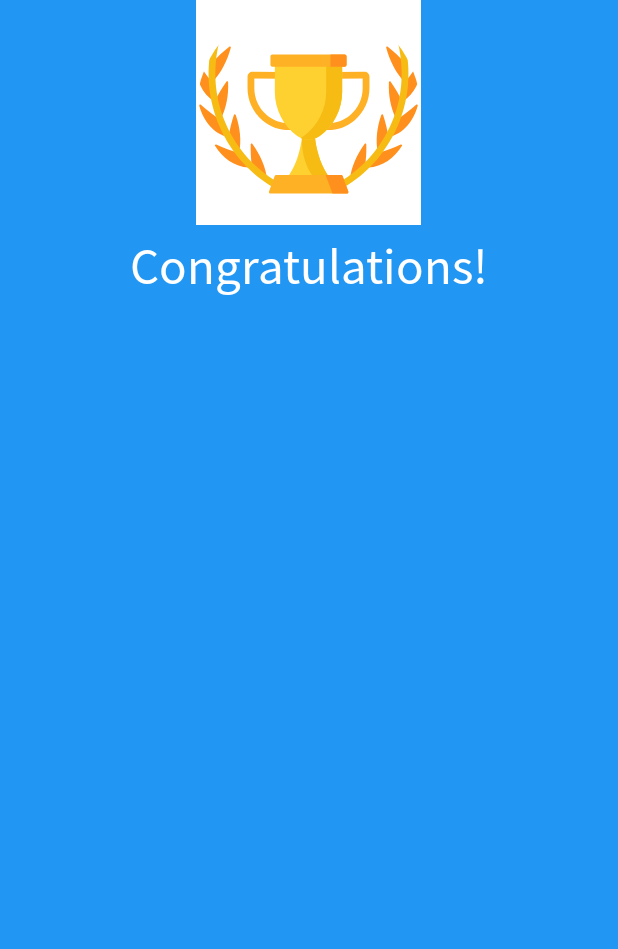
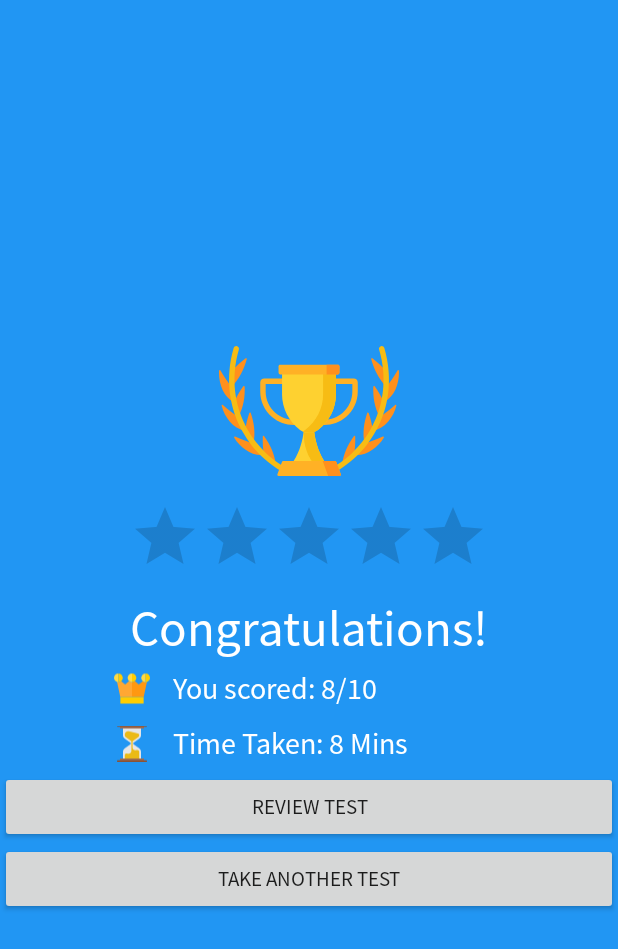
Before and after one commit to IMNCI/IMNCI, an Android app: the layout activity_after_test.xml on its own in the app's theme, with its tools: preview values and no code run, on a phone screen of 412 x 824 dp. Shown: the top 949 px of the screen. Run offline under Robolectric (Android 15) with nearby library versions, the phone set to English and light mode, and no system bars; plain views replace KonfettiView.

Commit message:
Finalised design

```diff
--- a/app/src/main/AndroidManifest.xml
+++ b/app/src/main/AndroidManifest.xml
@@ -165,7 +165,7 @@
         <activity android:name=".tests.TestMarkingActivity" />
         <activity android:name=".tests.ScoreboardActivity" />
         <activity android:name=".tests.AboutTestActivity" />
-        <activity android:name=".tests.AfterTestActivity"></activity>
+        <activity android:name=".tests.AfterTestActivity" android:theme="@style/NoActionBar"></activity>
     </application>
 
 </manifest>
--- /dev/null
+++ b/app/src/main/res/drawable/ic_crown_cartoon.xml
@@ -0,0 +1,12 @@
+<vector android:height="24dp" android:viewportHeight="495"
+    android:viewportWidth="495" android:width="24dp" xmlns:android="http://schemas.android.com/apk/res/android">
+    <path android:fillColor="#FF9811" android:pathData="M435,160c-14.48,0 -27.779,-5.157 -38.156,-13.729L341.32,193.65l-55.299,-47.696C275.591,154.712 262.154,160 247.5,160v205h160v2.139l45.225,-209.813C447.12,159.062 441.168,160 435,160z"/>
+    <path android:fillColor="#FFA733" android:pathData="M247.5,365V160c-14.655,0 -28.094,-5.289 -38.525,-14.049L153.68,193.65l-55.524,-47.379C87.779,154.843 74.48,160 60,160c-6.168,0 -12.12,-0.938 -17.725,-2.674L87.5,367.139V365H247.5z"/>
+    <path android:fillColor="#FFDA44" android:pathData="M60,40C26.916,40 0,66.916 0,100c0,26.916 17.817,49.748 42.275,57.326C47.88,159.062 53.832,160 60,160V40z"/>
+    <path android:fillColor="#FFCD00" android:pathData="M60,160c14.48,0 27.779,-5.157 38.156,-13.729C111.489,135.257 120,118.604 120,100c0,-33.084 -26.916,-60 -60,-60V160z"/>
+    <path android:fillColor="#FFDA44" android:pathData="M435,40c-33.084,0 -60,26.916 -60,60c0,18.604 8.511,35.257 21.844,46.271C407.221,154.843 420.52,160 435,160V40z"/>
+    <path android:fillColor="#FFCD00" android:pathData="M435,160c6.168,0 12.12,-0.938 17.725,-2.674C477.183,149.748 495,126.916 495,100c0,-33.084 -26.916,-60 -60,-60V160z"/>
+    <path android:fillColor="#FFDA44" android:pathData="M247.5,40c-33.084,0 -60,26.916 -60,60c0,18.429 8.358,34.936 21.475,45.951C219.406,154.711 232.845,160 247.5,160V40z"/>
+    <path android:fillColor="#FFCD00" android:pathData="M247.5,160c14.654,0 28.091,-5.288 38.521,-14.046C299.14,134.939 307.5,118.43 307.5,100c0,-33.084 -26.916,-60 -60,-60V160z"/>
+    <path android:fillColor="#FFCD00" android:pathData="M87.5,365h320v90h-320z"/>
+</vector>
--- /dev/null
+++ b/app/src/main/res/drawable/ic_hourglass.xml
@@ -0,0 +1,9 @@
+<vector android:height="24dp" android:viewportHeight="60"
+    android:viewportWidth="60" android:width="24dp" xmlns:android="http://schemas.android.com/apk/res/android">
+    <path android:fillColor="#E6E6E6" android:pathData="M41.857,22.096C43.82,20.786 45,18.582 45,16.222V5H15v11.222c0,2.36 1.18,4.564 3.143,5.874l9.319,6.843C27.8,29.187 28,29.581 28,30l0,0c0,0.419 -0.2,0.813 -0.537,1.061l-9.319,6.843C16.18,39.214 15,41.418 15,43.778V55h30V43.778c0,-2.36 -1.18,-4.564 -3.143,-5.874l-9.319,-6.843C32.2,30.813 32,30.419 32,30l0,0c0,-0.419 0.2,-0.813 0.537,-1.061L41.857,22.096z"/>
+    <path android:fillColor="#9E6C53" android:pathData="M10,55h40v4h-40z"/>
+    <path android:fillColor="#9E6C53" android:pathData="M10,1h40v4h-40z"/>
+    <path android:fillColor="#8A5336" android:pathData="M54,58h-4H6c-0.552,0 -1,0.447 -1,1s0.448,1 1,1h44h4c0.552,0 1,-0.447 1,-1S54.552,58 54,58z"/>
+    <path android:fillColor="#8A5336" android:pathData="M6,2h44h4c0.552,0 1,-0.447 1,-1s-0.448,-1 -1,-1h-4H6C5.448,0 5,0.447 5,1S5.448,2 6,2z"/>
+    <path android:fillColor="#EBBA16" android:pathData="M40.192,19.6C41.324,18.845 42,17.582 42,16.223v0c0,-1.306 -0.889,-2.445 -2.156,-2.762L24.791,9.698C21.342,8.835 18,11.444 18,15v1.223c0,1.359 0.676,2.622 1.808,3.377L29,26.346v15.877c0,3.63 -3.764,6.036 -7.058,4.511l0,0c-1.774,-0.821 -3.922,0.394 -3.941,2.349c0,0.014 0,0.027 0,0.041V55h24V43.777c0,-0.014 0,-0.027 0,-0.041c-0.019,-1.931 -1.889,-3.322 -3.791,-2.991l-2.049,0.357C33.466,41.571 31,39.497 31,36.763V26.346L40.192,19.6z"/>
+</vector>
--- a/app/src/main/res/layout/activity_after_test.xml
+++ b/app/src/main/res/layout/activity_after_test.xml
@@ -14,13 +14,18 @@
         android:layout_height="match_parent"
         android:orientation="vertical"
         android:background="@color/nice_blue"
-        android:gravity="center_horizontal">
-        <de.hdodenhof.circleimageview.CircleImageView
-            android:layout_width="150dp"
-            android:layout_height="150dp"
-            app:srcCompat="@drawable/ic_winner"
-            android:background="@color/colorWhite"/>
-
+        android:gravity="center">
+        <ImageView
+            android:layout_width="120dp"
+            android:layout_height="120dp"
+            app:srcCompat="@drawable/ic_winner"/>
+        <android.support.v7.widget.AppCompatRatingBar
+            android:layout_width="wrap_content"
+            android:layout_height="wrap_content"
+            android:layout_gravity="center"
+            android:numStars="5"
+            android:isIndicator="true"
+            android:stepSize="0.1"/>
         <TextView
             android:layout_width="match_parent"
             android:layout_height="wrap_content"
@@ -29,6 +34,69 @@
             android:text="Congratulations!"
             android:textAppearance="@style/Base.TextAppearance.AppCompat.Display1"
             android:textColor="@color/colorWhite"/>
+        <LinearLayout
+            android:layout_width="match_parent"
+            android:layout_height="wrap_content"
+            android:orientation="vertical"
+            android:layout_marginLeft="@dimen/spacing_large"
+            android:layout_marginRight="@dimen/spacing_large">
+            <LinearLayout
+                android:layout_width="match_parent"
+                android:layout_height="wrap_content"
+                android:orientation="horizontal"
+                android:padding="@dimen/spacing_medium">
+                <View
+                    android:layout_width="@dimen/spacing_xxxlarge"
+                    android:layout_height="match_parent" />
+                <ImageView
+                    android:layout_width="wrap_content"
+                    android:layout_height="match_parent"
+                    app:srcCompat="@drawable/ic_crown_cartoon"/>
+                <View
+                    android:layout_width="@dimen/spacing_large"
+                    android:layout_height="match_parent" />
+                <TextView
+                    android:layout_width="match_parent"
+                    android:layout_height="wrap_content"
+                    android:text="You scored: 8/10"
+                    android:textColor="@color/colorWhite"
+                    android:textAppearance="@style/Base.TextAppearance.AppCompat.Title"/>
+            </LinearLayout>
+            <LinearLayout
+                android:layout_width="match_parent"
+                android:layout_height="wrap_content"
+                android:orientation="horizontal"
+                android:padding="@dimen/spacing_medium"
+                android:gravity="center">
+                <View
+                    android:layout_width="@dimen/spacing_xxxlarge"
+                    android:layout_height="match_parent" />
+                <ImageView
+                    android:layout_width="wrap_content"
+                    android:layout_height="match_parent"
+                    app:srcCompat="@drawable/ic_hourglass"/>
+                <View
+                    android:layout_width="@dimen/spacing_large"
+                    android:layout_height="match_parent" />
+                <TextView
+                    android:layout_width="match_parent"
+                    android:layout_height="wrap_content"
+                    android:text="Time Taken: 8 Mins"
+                    android:textColor="@color/colorWhite"
+                    android:textAppearance="@style/Base.TextAppearance.AppCompat.Title"/>
+            </LinearLayout>
+        </LinearLayout>
+
+        <Button
+            android:layout_width="match_parent"
+            android:layout_height="wrap_content"
+            android:text="Review Test" />
+
+        <Button
+            android:layout_width="match_parent"
+            android:layout_height="wrap_content"
+            android:text="Take another test" />
+
 
     </LinearLayout>
 </RelativeLayout>
```
